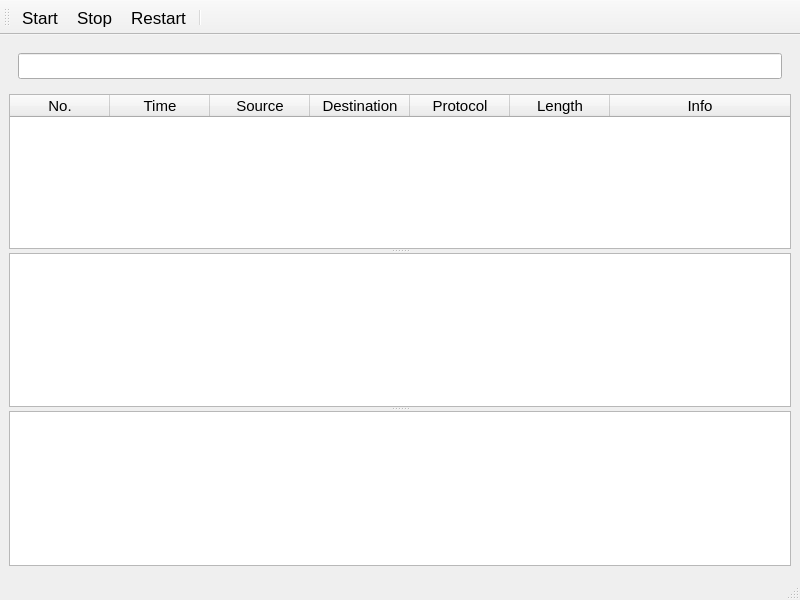
Above: myshark/mainwindow.ui from Ghivern/MyShark before the change. Below: the same form after it.
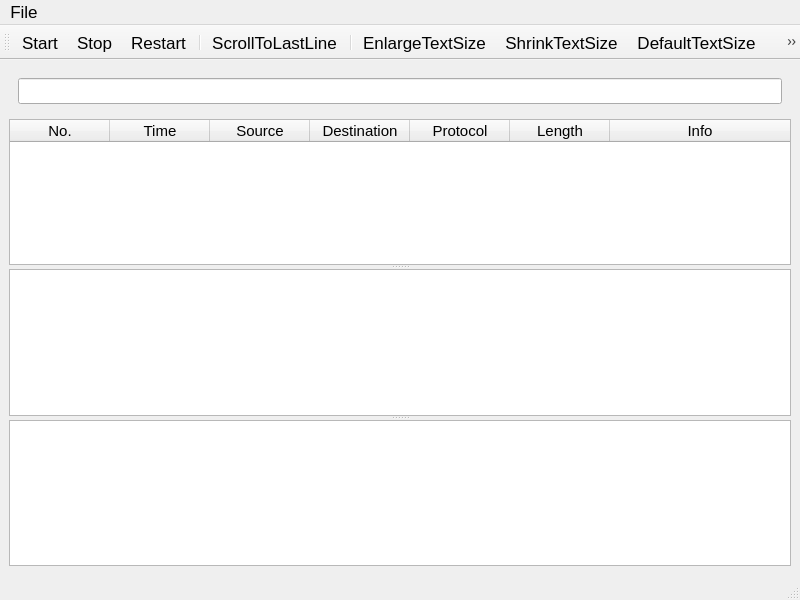
That is the form after the change. Icons and pictures are not drawn.

Commit message: 界面上增加了一些menuBar

```diff
--- a/myshark/mainwindow.ui
+++ b/myshark/mainwindow.ui
@@ -50,6 +50,11 @@
        <enum>Qt::Vertical</enum>
       </property>
       <widget class="QTableWidget" name="tableWidget">
+       <property name="font">
+        <font>
+         <family>Ubuntu</family>
+        </font>
+       </property>
        <property name="verticalScrollBarPolicy">
         <enum>Qt::ScrollBarAsNeeded</enum>
        </property>
@@ -124,6 +129,13 @@
        </column>
       </widget>
       <widget class="QTableWidget" name="rawDataPanel">
+       <property name="font">
+        <font>
+         <family>Ubuntu Mono</family>
+         <weight>50</weight>
+         <bold>false</bold>
+        </font>
+       </property>
        <property name="showGrid">
         <bool>false</bool>
        </property>
@@ -162,6 +174,12 @@
      <height>25</height>
     </rect>
    </property>
+   <widget class="QMenu" name="menuStatistics">
+    <property name="title">
+     <string>File</string>
+    </property>
+   </widget>
+   <addaction name="menuStatistics"/>
   </widget>
   <widget class="QStatusBar" name="statusbar"/>
   <widget class="QToolBar" name="toolBar">
@@ -187,6 +205,12 @@
    <addaction name="actionStop"/>
    <addaction name="actionRestart"/>
    <addaction name="separator"/>
+   <addaction name="actionScrollToLastLine"/>
+   <addaction name="separator"/>
+   <addaction name="actionEnlargeTextSize"/>
+   <addaction name="actionShrinkTextSize"/>
+   <addaction name="actionDefaultTextSize"/>
+   <addaction name="actionResizeTableWidgetTOFitContents"/>
   </widget>
   <action name="actionStart">
    <property name="icon">
@@ -227,6 +251,61 @@
     <string>Restart current capture</string>
    </property>
   </action>
+  <action name="actionEnlargeTextSize">
+   <property name="icon">
+    <iconset resource="resource/mysharkres.qrc">
+     <normaloff>:/icos/enlargeTextSize.ico</normaloff>:/icos/enlargeTextSize.ico</iconset>
+   </property>
+   <property name="text">
+    <string>EnlargeTextSize</string>
+   </property>
+   <property name="toolTip">
+    <string>Enalrge the main window text size</string>
+   </property>
+  </action>
+  <action name="actionShrinkTextSize">
+   <property name="icon">
+    <iconset resource="resource/mysharkres.qrc">
+     <normaloff>:/icos/shrinkTextSize.ico</normaloff>:/icos/shrinkTextSize.ico</iconset>
+   </property>
+   <property name="text">
+    <string>ShrinkTextSize</string>
+   </property>
+   <property name="toolTip">
+    <string>Shrink the main window text size</string>
+   </property>
+  </action>
+  <action name="actionDefaultTextSize">
+   <property name="icon">
+    <iconset resource="resource/mysharkres.qrc">
+     <normaloff>:/icos/defaultTextSize.ico</normaloff>:/icos/defaultTextSize.ico</iconset>
+   </property>
+   <property name="text">
+    <string>DefaultTextSize</string>
+   </property>
+   <property name="toolTip">
+    <string>Change the main window text size to default</string>
+   </property>
+  </action>
+  <action name="actionScrollToLastLine">
+   <property name="checkable">
+    <bool>true</bool>
+   </property>
+   <property name="text">
+    <string>ScrollToLastLine</string>
+   </property>
+   <property name="toolTip">
+    <string>Scroll to last line</string>
+   </property>
+  </action>
+  <action name="actionResizeTableWidgetTOFitContents">
+   <property name="text">
+    <string>ResizeTableWidgetTOFitContents</string>
+   </property>
+   <property name="toolTip">
+    <string>Resize packets list columns to fit contents</string>
+   </property>
+  </action>
  </widget>
  <resources>
   <include location="resource/mysharkres.qrc"/>
```
The commit also changes 6 other files.
